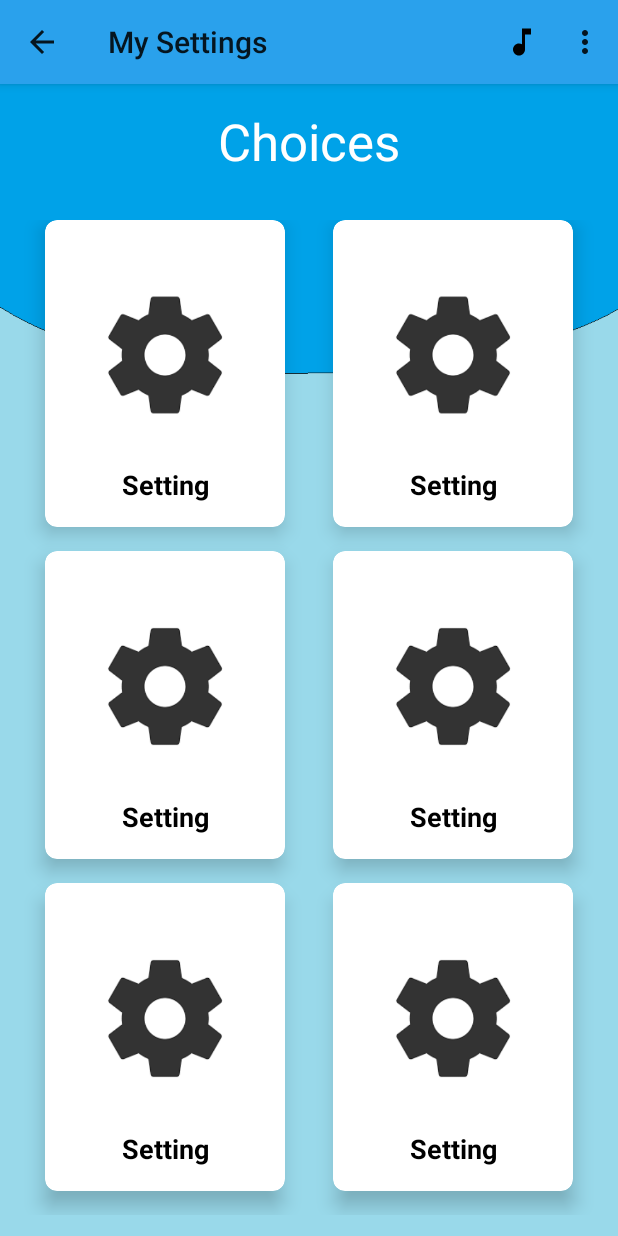
After one commit to RoboticReaper/TestForAAD, an Android app: the GridActivity screen opened directly, with no data from a screen before it, on a phone screen of 412 x 824 dp. The commit adds this screen. Run offline under Robolectric (Android 15) with nearby library versions, the phone set to English and light mode, and no system bars.

Commit message:
Added GridView

```diff
--- a/app/build.gradle
+++ b/app/build.gradle
@@ -25,7 +25,7 @@ android {
 
 dependencies {
 
-    implementation "com.android.support:appcompat-v7:28.0.+"
+    implementation "com.android.support:appcompat-v7:28.0"
     implementation fileTree(dir: 'libs', include: ['*.jar'])
     implementation "com.android.support:support-compat:28.0.0"
     implementation 'androidx.appcompat:appcompat:1.1.0'
--- /dev/null
+++ b/app/src/main/java/com/hoversfw/test/GridActivity.java
@@ -0,0 +1,66 @@
+package com.hoversfw.test;
+
+import androidx.appcompat.app.AppCompatActivity;
+import androidx.cardview.widget.CardView;
+
+import android.app.AlertDialog;
+import android.content.DialogInterface;
+import android.media.MediaPlayer;
+import android.os.Bundle;
+import android.view.Menu;
+import android.view.MenuInflater;
+import android.view.MenuItem;
+import android.view.View;
+import android.widget.Toast;
+
+import com.google.android.material.snackbar.Snackbar;
+
+public class GridActivity extends AppCompatActivity {
+
+    @Override
+    protected void onCreate(Bundle savedInstanceState) {
+        super.onCreate(savedInstanceState);
+        setContentView(R.layout.activity_grid);
+
+        getSupportActionBar().setDisplayHomeAsUpEnabled(true);
+    }
+
+    public void toast(View v){
+        Toast.makeText(this, "Setting clicked", Toast.LENGTH_SHORT).show();
+    }
+
+    @Override
+    public boolean onOptionsItemSelected(MenuItem item) {
+        switch (item.getItemId()){
+            case android.R.id.home:
+                finish();
+                return true;
+            case R.id.item1:
+                MediaPlayer player=MediaPlayer.create(this,R.raw.shortbeep);
+                player.start();
+                return true;
+            case R.id.item2:
+                Toast.makeText(this, "Item 1 selected", Toast.LENGTH_SHORT).show();
+                return true;
+            case R.id.item3:
+                AlertDialog.Builder dialog=new AlertDialog.Builder(this);
+                dialog.setTitle("Item 2 selected").setPositiveButton("ok", new DialogInterface.OnClickListener() {
+                    @Override
+                    public void onClick(DialogInterface dialogInterface, int i) {
+
+                    }
+                }).show();
+                return true;
+            default:
+        }
+        return true;
+    }
+
+    @Override
+    public boolean onCreateOptionsMenu(Menu menu) {
+        MenuInflater inflater=getMenuInflater();
+        inflater.inflate(R.menu.example_menu,menu);
+        return true;
+    }
+
+}
--- a/app/src/main/java/com/hoversfw/test/MainActivity.java
+++ b/app/src/main/java/com/hoversfw/test/MainActivity.java
@@ -1,11 +1,9 @@
 package com.hoversfw.test;
-import androidx.annotation.RequiresApi;
 import androidx.appcompat.app.AppCompatActivity;
 import androidx.core.app.NotificationCompat;
 import androidx.core.app.NotificationManagerCompat;
 import androidx.fragment.app.DialogFragment;
 
-import android.annotation.SuppressLint;
 import android.app.AlarmManager;
 import android.app.AlertDialog;
 import android.app.Notification;
@@ -15,7 +13,6 @@ import android.app.PendingIntent;
 import android.app.TimePickerDialog;
 import android.app.job.JobInfo;
 import android.app.job.JobScheduler;
-import android.app.job.JobService;
 import android.content.ComponentName;
 import android.content.Context;
 import android.content.DialogInterface;
@@ -25,7 +22,10 @@ import android.os.Build;
 import android.os.Bundle;
 import android.util.Log;
 import android.view.View;
+import android.widget.AdapterView;
+import android.widget.ArrayAdapter;
 import android.widget.Button;
+import android.widget.Spinner;
 import android.widget.TextView;
 import android.widget.TimePicker;
 import android.widget.Toast;
@@ -35,7 +35,7 @@ import com.google.android.material.snackbar.Snackbar;
 import java.text.DateFormat;
 import java.util.Calendar;
 
-public class MainActivity extends AppCompatActivity implements TimePickerDialog.OnTimeSetListener {
+public class MainActivity extends AppCompatActivity implements TimePickerDialog.OnTimeSetListener, AdapterView.OnItemSelectedListener {
 
     public static final String CHANNEL_1="channel1";
     private static final String TAG="MainActivity";
@@ -46,6 +46,12 @@ public class MainActivity extends AppCompatActivity implements TimePickerDialog.
         setContentView(R.layout.activity_main);
         Button button=findViewById(R.id.button);
 
+
+        Spinner spinner=findViewById(R.id.spinner);
+        ArrayAdapter<CharSequence> adapter=ArrayAdapter.createFromResource(this,R.array.choices,android.R.layout.simple_spinner_item);
+        adapter.setDropDownViewResource(android.R.layout.simple_spinner_dropdown_item);
+        spinner.setAdapter(adapter);
+        spinner.setOnItemSelectedListener(this);
         Button but=findViewById(R.id.notif);
         but.setOnClickListener(new View.OnClickListener() {
             @Override
@@ -115,6 +121,14 @@ public class MainActivity extends AppCompatActivity implements TimePickerDialog.
                 startActivity(new Intent(MainActivity.this,CustomActivity.class));
             }
         });
+        Button grid=findViewById(R.id.gridd);
+        grid.setOnClickListener(new View.OnClickListener() {
+            @Override
+            public void onClick(View view) {
+                Intent intent=new Intent(MainActivity.this, GridActivity.class);
+                startActivity(intent);
+            }
+        });
     }
     public void scheduleJob(View v) {
         AlertDialog.Builder builder=new AlertDialog.Builder(this);
@@ -147,6 +161,8 @@ public class MainActivity extends AppCompatActivity implements TimePickerDialog.
 
             }
         }).create().show();
+
+
 
     }
 
@@ -193,4 +209,20 @@ public class MainActivity extends AppCompatActivity implements TimePickerDialog.
         TextView textView=findViewById(R.id.time);
         textView.setText("Canceled");
     }
+
+    @Override
+    public void onItemSelected(AdapterView<?> adapterView, View view, int i, long l) {
+        String text=adapterView.getItemAtPosition(i).toString();
+        if(text.equals("")){
+
+        }
+        else {
+            Toast.makeText(adapterView.getContext(), text, Toast.LENGTH_SHORT).show();
+        }
+    }
+
+    @Override
+    public void onNothingSelected(AdapterView<?> adapterView) {
+
+    }
 }
--- /dev/null
+++ b/app/src/main/res/drawable/ic_play.xml
@@ -0,0 +1,9 @@
+<vector xmlns:android="http://schemas.android.com/apk/res/android"
+        android:width="24dp"
+        android:height="24dp"
+        android:viewportWidth="24.0"
+        android:viewportHeight="24.0">
+    <path
+        android:fillColor="#FF000000"
+        android:pathData="M12,3v10.55c-0.59,-0.34 -1.27,-0.55 -2,-0.55 -2.21,0 -4,1.79 -4,4s1.79,4 4,4 4,-1.79 4,-4V7h4V3h-6z"/>
+</vector>
--- /dev/null
+++ b/app/src/main/res/layout/activity_grid.xml
@@ -0,0 +1,246 @@
+<?xml version="1.0" encoding="utf-8"?>
+<LinearLayout xmlns:android="http://schemas.android.com/apk/res/android"
+    xmlns:app="http://schemas.android.com/apk/res-auto"
+    xmlns:tools="http://schemas.android.com/tools"
+    android:layout_width="match_parent"
+    android:orientation="vertical"
+    android:weightSum="10"
+    android:background="@drawable/bg"
+    android:layout_height="match_parent"
+    tools:context=".GridActivity">
+    <RelativeLayout
+        android:layout_width="match_parent"
+        android:layout_weight="1"
+        android:layout_height="0dp">
+        <TextView
+            android:layout_width="wrap_content"
+            android:layout_height="wrap_content"
+            android:text="Choices"
+            android:textSize="34sp"
+            android:textColor="#ffffff"
+            android:layout_centerInParent="true"/>
+    </RelativeLayout>
+    <GridLayout
+        android:layout_weight="9"
+        android:alignmentMode="alignMargins"
+        android:columnOrderPreserved="true"
+        android:padding="14dp"
+        android:columnCount="2"
+        android:rowCount="3"
+        android:layout_width="match_parent"
+        android:layout_height="0dp">
+        <!--Row 1-->
+        <androidx.cardview.widget.CardView
+            android:onClick="toast"
+            android:layout_width="0dp"
+            android:layout_height="0dp"
+            android:layout_columnWeight="1"
+            android:layout_rowWeight="1"
+            app:cardElevation="8dp"
+            app:cardCornerRadius="8dp"
+            android:layout_marginBottom="16dp"
+            android:layout_marginStart="16dp"
+            android:layout_marginEnd="16dp">
+
+            <LinearLayout
+                android:layout_width="wrap_content"
+                android:layout_height="wrap_content"
+                android:layout_gravity="center"
+                android:layout_margin="16dp"
+                android:weightSum="10"
+                android:orientation="vertical">
+                <ImageView
+                    android:layout_weight="10"
+                    android:layout_width="wrap_content"
+                    android:layout_height="wrap_content"
+                    android:src="@drawable/setting"/>
+
+                <TextView
+                    android:layout_width="match_parent"
+                    android:layout_height="wrap_content"
+                    android:text="Setting"
+                    android:textAlignment="center"
+                    android:textColor="@android:color/black"
+                    android:textSize="18sp"
+                    android:textStyle="bold" />
+            </LinearLayout>
+        </androidx.cardview.widget.CardView>
+        <androidx.cardview.widget.CardView
+            android:onClick="toast"
+            android:layout_width="0dp"
+            android:layout_height="0dp"
+            android:layout_columnWeight="1"
+            android:layout_rowWeight="1"
+            app:cardElevation="8dp"
+            app:cardCornerRadius="8dp"
+            android:layout_marginBottom="16dp"
+            android:layout_marginStart="16dp"
+            android:layout_marginEnd="16dp">
+
+            <LinearLayout
+                android:layout_width="wrap_content"
+                android:layout_height="wrap_content"
+                android:layout_gravity="center"
+                android:layout_margin="16dp"
+                android:weightSum="10"
+                android:orientation="vertical">
+                <ImageView
+                    android:layout_weight="10"
+                    android:layout_width="wrap_content"
+                    android:layout_height="wrap_content"
+                    android:src="@drawable/setting"/>
+
+                <TextView
+                    android:layout_width="match_parent"
+                    android:layout_height="wrap_content"
+                    android:text="Setting"
+                    android:textAlignment="center"
+                    android:textColor="@android:color/black"
+                    android:textSize="18sp"
+                    android:textStyle="bold" />
+            </LinearLayout>
+        </androidx.cardview.widget.CardView>
+        <!--Row 2-->
+        <androidx.cardview.widget.CardView
+            android:onClick="toast"
+            android:layout_width="0dp"
+            android:layout_height="0dp"
+            android:layout_columnWeight="1"
+            android:layout_rowWeight="1"
+            app:cardElevation="8dp"
+            app:cardCornerRadius="8dp"
+            android:layout_marginBottom="16dp"
+            android:layout_marginStart="16dp"
+            android:layout_marginEnd="16dp">
+
+            <LinearLayout
+                android:layout_width="wrap_content"
+                android:layout_height="wrap_content"
+                android:layout_gravity="center"
+                android:layout_margin="16dp"
+                android:weightSum="10"
+                android:orientation="vertical">
+                <ImageView
+                    android:layout_weight="10"
+                    android:layout_width="wrap_content"
+                    android:layout_height="wrap_content"
+                    android:src="@drawable/setting"/>
+
+                <TextView
+                    android:layout_width="match_parent"
+                    android:layout_height="wrap_content"
+                    android:text="Setting"
+                    android:textAlignment="center"
+                    android:textColor="@android:color/black"
+                    android:textSize="18sp"
+                    android:textStyle="bold" />
+            </LinearLayout>
+        </androidx.cardview.widget.CardView>
+        <androidx.cardview.widget.CardView
+            android:onClick="toast"
+            android:layout_width="0dp"
+            android:layout_height="0dp"
+            android:layout_columnWeight="1"
+            android:layout_rowWeight="1"
+            app:cardElevation="8dp"
+            app:cardCornerRadius="8dp"
+            android:layout_marginBottom="16dp"
+            android:layout_marginStart="16dp"
+            android:layout_marginEnd="16dp">
+
+            <LinearLayout
+                android:layout_width="wrap_content"
+                android:layout_height="wrap_content"
+                android:layout_gravity="center"
+                android:layout_margin="16dp"
+                android:weightSum="10"
+                android:orientation="vertical">
+                <ImageView
+                    android:layout_weight="10"
+                    android:layout_width="wrap_content"
+                    android:layout_height="wrap_content"
+                    android:src="@drawable/setting"/>
+
+                <TextView
+                    android:layout_width="match_parent"
+                    android:layout_height="wrap_content"
+                    android:text="Setting"
+                    android:textAlignment="center"
+                    android:textColor="@android:color/black"
+                    android:textSize="18sp"
+                    android:textStyle="bold" />
+            </LinearLayout>
+        </androidx.cardview.widget.CardView>
+        <!--Row 3-->
+        <androidx.cardview.widget.CardView
+            android:onClick="toast"
+            android:layout_width="0dp"
+            android:layout_height="0dp"
+            android:layout_columnWeight="1"
+            android:layout_rowWeight="1"
+            app:cardElevation="8dp"
+            app:cardCornerRadius="8dp"
+            android:layout_marginBottom="16dp"
+            android:layout_marginStart="16dp"
+            android:layout_marginEnd="16dp">
+
+            <LinearLayout
+                android:layout_width="wrap_content"
+                android:layout_height="wrap_content"
+                android:layout_gravity="center"
+                android:layout_margin="16dp"
+                android:weightSum="10"
+                android:orientation="vertical">
+                <ImageView
+                    android:layout_weight="10"
+                    android:layout_width="wrap_content"
+                    android:layout_height="wrap_content"
+                    android:src="@drawable/setting"/>
+
+                <TextView
+                    android:layout_width="match_parent"
+                    android:layout_height="wrap_content"
+                    android:text="Setting"
+                    android:textAlignment="center"
+                    android:textColor="@android:color/black"
+                    android:textSize="18sp"
+                    android:textStyle="bold" />
+            </LinearLayout>
+        </androidx.cardview.widget.CardView>
+        <androidx.cardview.widget.CardView
+            android:onClick="toast"
+            android:layout_width="0dp"
+            android:layout_height="0dp"
+            android:layout_columnWeight="1"
+            android:layout_rowWeight="1"
+            app:cardElevation="8dp"
+            app:cardCornerRadius="8dp"
+            android:layout_marginBottom="16dp"
+            android:layout_marginStart="16dp"
+            android:layout_marginEnd="16dp">
+
+            <LinearLayout
+                android:layout_width="wrap_content"
+                android:layout_height="wrap_content"
+                android:layout_gravity="center"
+                android:layout_margin="16dp"
+                android:weightSum="10"
+                android:orientation="vertical">
+                <ImageView
+                    android:layout_weight="10"
+                    android:layout_width="wrap_content"
+                    android:layout_height="wrap_content"
+                    android:src="@drawable/setting"/>
+
+                <TextView
+                    android:layout_width="match_parent"
+                    android:layout_height="wrap_content"
+                    android:text="Setting"
+                    android:textAlignment="center"
+                    android:textColor="@android:color/black"
+                    android:textSize="18sp"
+                    android:textStyle="bold" />
+            </LinearLayout>
+        </androidx.cardview.widget.CardView>
+    </GridLayout>
+</LinearLayout>
--- a/app/src/main/res/layout/activity_main.xml
+++ b/app/src/main/res/layout/activity_main.xml
@@ -55,9 +55,13 @@
         android:layout_height="wrap_content"
         android:text="Custom view"
         android:id="@+id/custom"/>
-    <TextView
+    <Button
         android:layout_width="wrap_content"
         android:layout_height="wrap_content"
-        style="@style/GreenTheme"
-        android:text="TestView"/>
+        android:text="Grid view"
+        android:id="@+id/gridd"/>
+    <Spinner
+        android:id="@+id/spinner"
+        android:layout_width="wrap_content"
+        android:layout_height="wrap_content"/>
 </LinearLayout>
--- /dev/null
+++ b/app/src/main/res/menu/example_menu.xml
@@ -0,0 +1,15 @@
+<?xml version="1.0" encoding="utf-8"?>
+<menu xmlns:android="http://schemas.android.com/apk/res/android"
+    xmlns:app="http://schemas.android.com/apk/res-auto">
+    <item android:id="@+id/item1"
+        android:icon="@drawable/ic_play"
+        android:title="Play beep sound"
+        app:showAsAction="ifRoom"/>
+    <item android:id="@+id/item2"
+        android:title="Item 1"
+        app:showAsAction="never"/>
+    <item android:id="@+id/item3"
+        android:title="Item 2"
+        app:showAsAction="never"/>
+
+</menu>
--- a/app/src/main/res/values/colors.xml
+++ b/app/src/main/res/values/colors.xml
@@ -1,6 +1,6 @@
 <?xml version="1.0" encoding="utf-8"?>
 <resources>
-    <color name="colorPrimary">#6200EE</color>
+    <color name="colorPrimary">#2AA1EC</color>
     <color name="colorPrimaryDark">#3700B3</color>
     <color name="colorAccent">#03DAC5</color>
 </resources>
--- a/app/src/main/res/values/strings.xml
+++ b/app/src/main/res/values/strings.xml
@@ -1,3 +1,9 @@
 <resources>
     <string name="app_name">Test</string>
+    <string-array name="choices">
+        <item></item>
+        <item>Toast</item>
+        <item>Beep</item>
+        <item>Snackbar</item>
+    </string-array>
 </resources>
--- a/app/src/main/res/values/styles.xml
+++ b/app/src/main/res/values/styles.xml
@@ -1,20 +1,17 @@
 <resources>
 
     <!-- Base application theme. -->
-    <style name="AppTheme" parent="Theme.AppCompat.Light.DarkActionBar">
+    <style name="AppTheme" parent="Theme.AppCompat.Light">
         <!-- Customize your theme here. -->
         <item name="colorPrimary">@color/colorPrimary</item>
         <item name="colorPrimaryDark">@color/colorPrimaryDark</item>
         <item name="colorAccent">@color/colorAccent</item>
+        <item name="windowActionBar">true</item>
     </style>
 
-<style name="GreenTheme">
-    <item name="android:textColor">#00ff00</item>
-</style>
 
     <style name="myOwnDarkTheme" parent="AppTheme">
         <item name="android:backgroundTint">#00ff00</item>
         <item name="android:textColor">#BC8282</item>
-</style>
-
+    </style>
 </resources>
```
Also changed, not shown: app/src/main/AndroidManifest.xml (+5 -2 lines), app/src/main/java/com/hoversfw/test/views/CustomView.java (+0 -1 lines), app/src/main/res/drawable/bg.png (added), app/src/main/res/drawable/setting.png (added).
